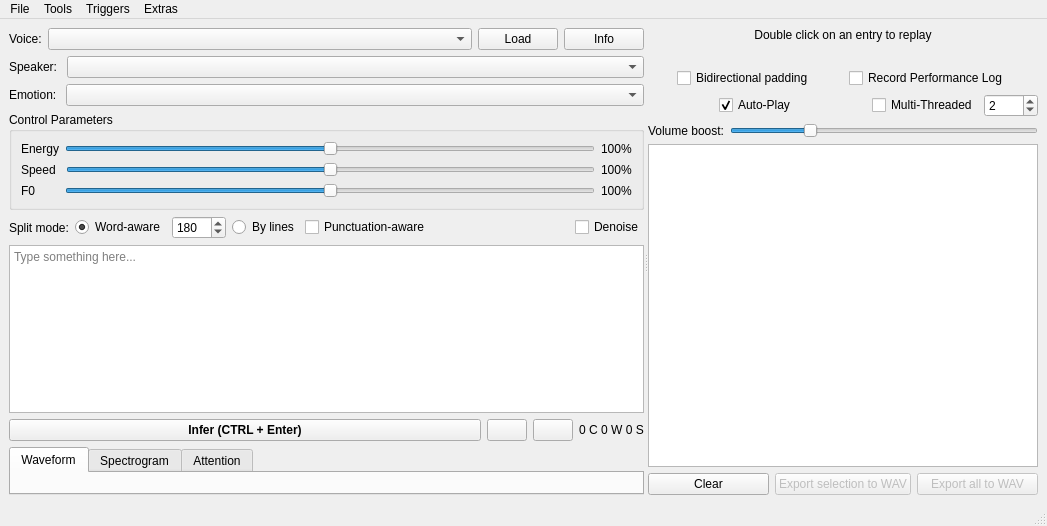
The window that mainwindow.ui (ZDisket/TensorVox) describes before a commit, drawn with Qt 5.
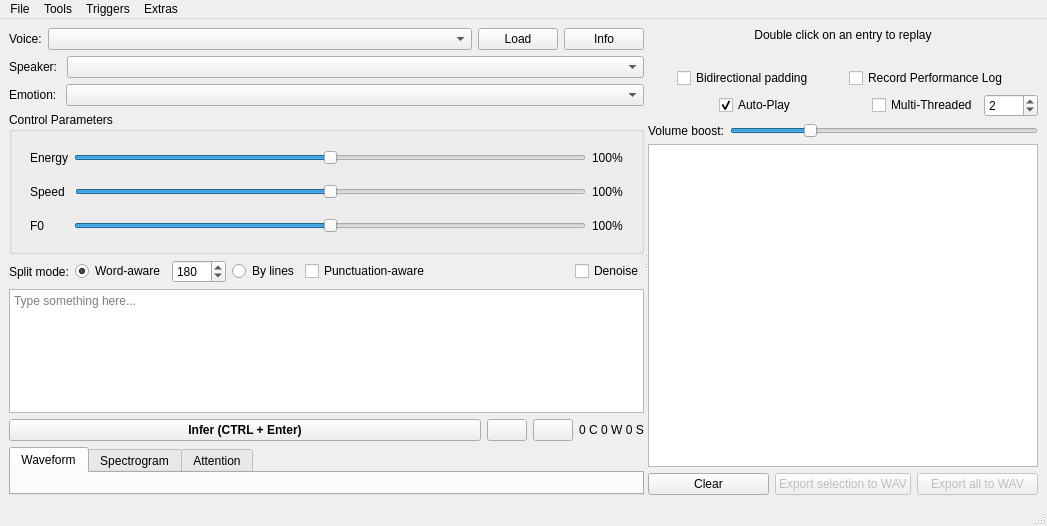
The same window after the commit. Icons and pictures are not drawn. Custom widgets are drawn as their Qt base class.

Commit message: Make sliders hidable

```diff
--- a/mainwindow.ui
+++ b/mainwindow.ui
@@ -115,11 +115,30 @@
           </item>
           <item>
            <widget class="QGroupBox" name="grpFs2Params">
+            <property name="sizePolicy">
+             <sizepolicy hsizetype="Preferred" vsizetype="Minimum">
+              <horstretch>0</horstretch>
+              <verstretch>4</verstretch>
+             </sizepolicy>
+            </property>
             <property name="title">
              <string>Control Parameters</string>
             </property>
             <layout class="QVBoxLayout" name="verticalLayout_5">
+             <property name="spacing">
+              <number>1</number>
+             </property>
+             <property name="sizeConstraint">
+              <enum>QLayout::SetMinimumSize</enum>
+             </property>
              <item>
+              <widget class="QWidget" name="SubEnergy_2" native="true">
+               <property name="sizePolicy">
+                <sizepolicy hsizetype="Preferred" vsizetype="Minimum">
+                 <horstretch>0</horstretch>
+                 <verstretch>0</verstretch>
+                </sizepolicy>
+               </property>
               <layout class="QHBoxLayout" name="SubEnergy">
                <item>
                 <widget class="QLabel" name="label">
@@ -149,8 +168,16 @@
                 </widget>
                </item>
               </layout>
+              </widget>
              </item>
              <item>
+              <widget class="QWidget" name="" native="true">
+               <property name="sizePolicy">
+                <sizepolicy hsizetype="Preferred" vsizetype="Minimum">
+                 <horstretch>0</horstretch>
+                 <verstretch>0</verstretch>
+                </sizepolicy>
+               </property>
               <layout class="QHBoxLayout" name="horizontalLayout_4">
                <item>
                 <widget class="QLabel" name="label_2">
@@ -180,8 +207,16 @@
                 </widget>
                </item>
               </layout>
+              </widget>
              </item>
              <item>
+              <widget class="QWidget" name="SubF0_2" native="true">
+               <property name="sizePolicy">
+                <sizepolicy hsizetype="Preferred" vsizetype="Minimum">
+                 <horstretch>0</horstretch>
+                 <verstretch>0</verstretch>
+                </sizepolicy>
+               </property>
               <layout class="QHBoxLayout" name="SubF0">
                <item>
                 <widget class="QLabel" name="label_6">
@@ -217,6 +252,7 @@
                 </widget>
                </item>
               </layout>
+              </widget>
              </item>
             </layout>
            </widget>
@@ -339,7 +375,7 @@
             <property name="sizePolicy">
              <sizepolicy hsizetype="Expanding" vsizetype="Expanding">
               <horstretch>4</horstretch>
-              <verstretch>9</verstretch>
+              <verstretch>14</verstretch>
              </sizepolicy>
             </property>
             <property name="acceptRichText">
```
Lines whose indentation alone changed are shown as unchanged. The commit also changes 1 other file.
